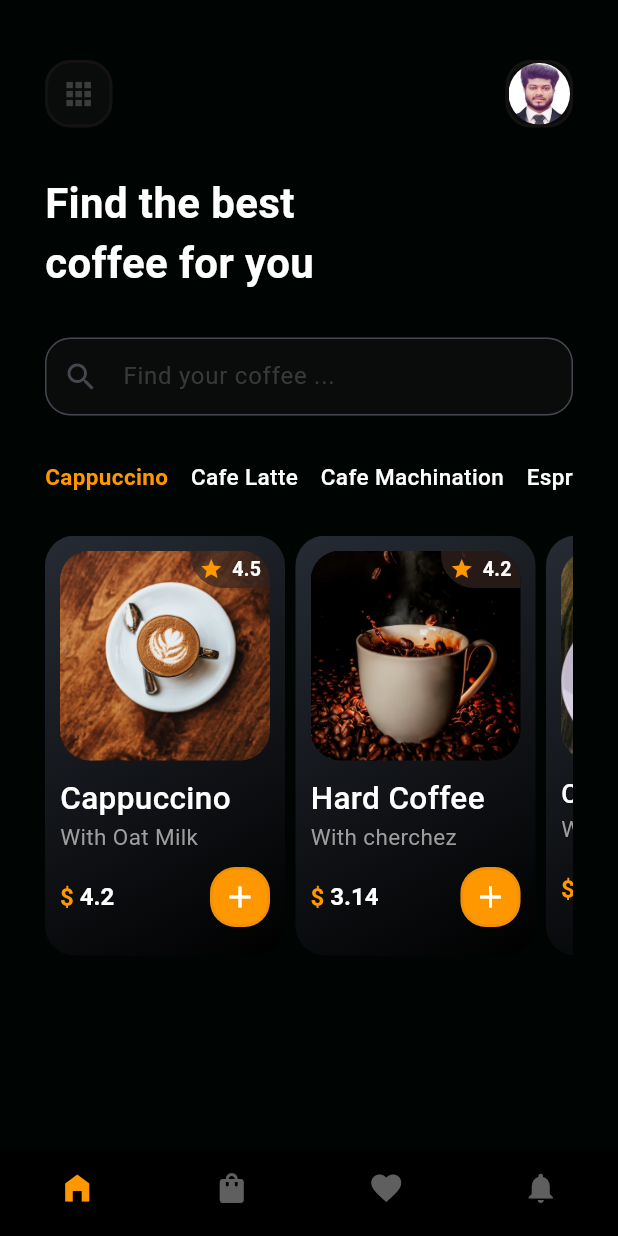
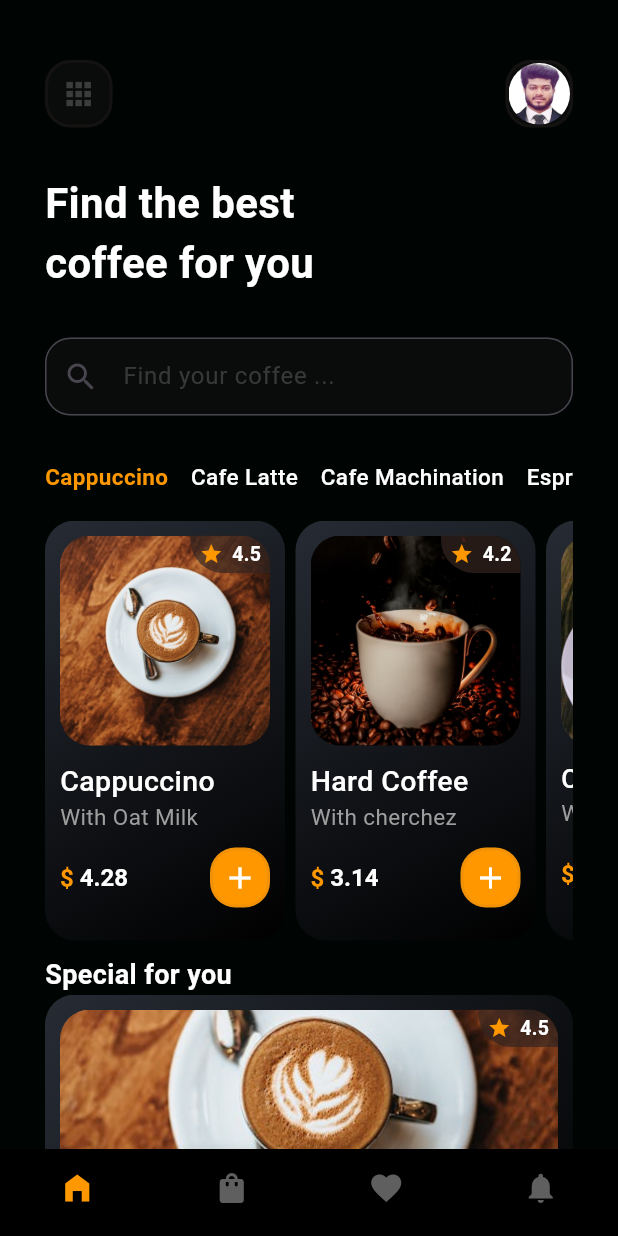
Before and after one commit to Jahid01234/Coffee_App, a Flutter app: the screen it shows after launch, on a phone screen of 412 x 824 dp. Run offline on Flutter 3.47's test engine with Material 3 defaults, Android fonts, the phone set to English and light mode, and no system bars.

Commit message:
- add horizontal card

```diff
--- a/lib/data/model/coffee_model.dart
+++ b/lib/data/model/coffee_model.dart
@@ -20,7 +20,7 @@ class CoffeeModel {
         title: "Cappuccino",
         subtitle: "With Oat Milk",
         itemImg: "assets/images/cappuccino.jpeg",
-        price: 4.20,
+        price: 4.28,
         rating: 4.5,
     ),
     CoffeeModel(
@@ -30,21 +30,19 @@ class CoffeeModel {
       price: 3.14,
       rating: 4.2,
     ),
-
     CoffeeModel(
       title: "Cafe Machination",
       subtitle: "With Cream",
       itemImg: "assets/images/caffe_macchiato.jpeg",
       price: 4.14,
-      rating: 4.3,
+      rating: 4.9,
     ),
-
     CoffeeModel(
       title: "Cafe Latte",
       subtitle: "With Chocolate",
       itemImg: "assets/images/cafe_latte.jpeg",
       price: 4.14,
-      rating: 4.3,
+      rating: 4.0,
     ),
 
   ];
--- a/lib/presentation/screens/home_screen.dart
+++ b/lib/presentation/screens/home_screen.dart
@@ -4,6 +4,7 @@ import 'package:coffee_app_ui/presentation/widgets/appbar_container.dart';
 import 'package:coffee_app_ui/presentation/widgets/coffee_category_types.dart';
 import 'package:coffee_app_ui/presentation/widgets/product_card.dart';
 import 'package:flutter/material.dart';
+
 
 
 class HomeScreen extends StatefulWidget {
@@ -59,8 +60,13 @@ class _HomeScreenState extends State<HomeScreen> {
 
             // 4th:- Coffee category types............
             const CoffeeCategoryTypes(),
-            const SizedBox(height: 30),
+            const SizedBox(height: 20),
 
+            Expanded(
+              child: SingleChildScrollView(
+                child: Column(
+                  crossAxisAlignment: CrossAxisAlignment.start,
+                  children: [
                     // 5th:- Coffee Tile............
                     SizedBox(
                       height: 280,
@@ -85,6 +91,50 @@ class _HomeScreenState extends State<HomeScreen> {
                             ),
                           );
                         },
+                      ),
+                    ),
+                    const SizedBox(height: 10),
+
+                    // 6th:- Special coffee Text part............
+                    const Text(
+                      "Special for you",
+                      style: TextStyle(
+                        fontSize: 18,
+                        color: Colors.white,
+                        fontWeight: FontWeight.bold,
+                      ),
+                    ),
+                    //const SizedBox(height: 15),
+
+                    // 7th:- Horizontal product card part............
+                    SizedBox(
+                      height: 280,
+                      child: ListView.separated(
+                        shrinkWrap: true,
+                        primary: false,
+                        scrollDirection: Axis.vertical,
+                          itemCount: _coffeeItem.length,
+                          separatorBuilder: (_,__){
+                            return const SizedBox(height: 15);
+                          },
+                          itemBuilder: (context,index){
+                            return GestureDetector(
+                              onTap: (){
+                                Navigator.push(context, MaterialPageRoute(
+                                  builder: (context)=> const ProductDetailsScreen(),
+                                ),
+                                );
+                              },
+                              child: ProductCard(
+                                  coffeeModel:_coffeeItem[index],
+                              ),
+                            );
+                          },
+                      ),
+                    ),
+                    const SizedBox(height: 30),
+                  ],
+                ),
               ),
             ),
           ],
--- a/lib/presentation/widgets/product_card.dart
+++ b/lib/presentation/widgets/product_card.dart
@@ -31,7 +31,7 @@ class ProductCard extends StatelessWidget {
         child: Column(
           crossAxisAlignment: CrossAxisAlignment.start,
           children: [
-            // 1st:- Image art...
+            // 1st:- Image part...
             Stack(
               children: [
                 Container(
@@ -54,7 +54,8 @@ class ProductCard extends StatelessWidget {
                       color: const Color(0xFF342520).withOpacity(0.7),
                       borderRadius: const BorderRadius.only(
                           topRight: Radius.circular(20),
-                          bottomLeft: Radius.circular(22)),
+                          bottomLeft: Radius.circular(22),
+                      ),
                     ),
                     child: Row(
                       mainAxisAlignment: MainAxisAlignment.spaceEvenly,
@@ -78,13 +79,14 @@ class ProductCard extends StatelessWidget {
                 ),
               ],
             ),
+
             // 2nd:- Title and Subtitle part...
             const SizedBox(height: 10),
             FittedBox(
               child: Text(
                 coffeeModel.title,
                 style: const TextStyle(
-                  fontSize: 21,
+                  fontSize: 19,
                   color: Colors.white,
                   fontWeight: FontWeight.w500,
                 ),
@@ -97,6 +99,7 @@ class ProductCard extends StatelessWidget {
                 color: Colors.grey,
               ),
             ),
+
             // 3rd:- Price and add button part...
             const SizedBox(height: 10),
             Row(
```
Lines whose indentation alone changed are shown as unchanged.
